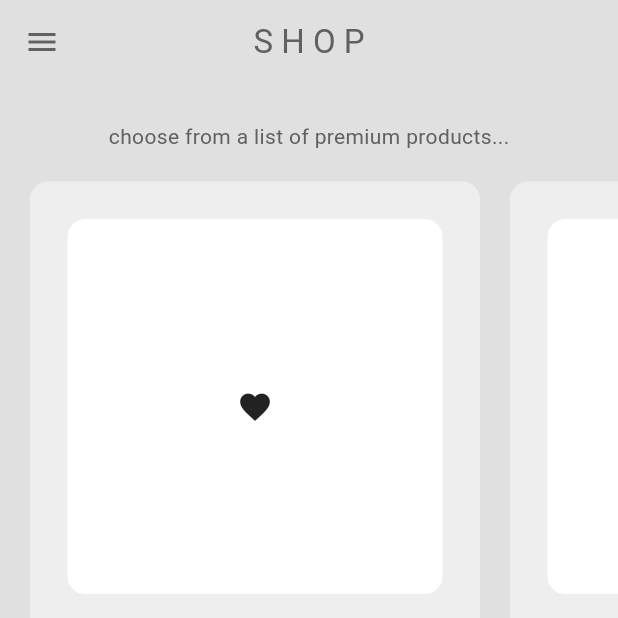
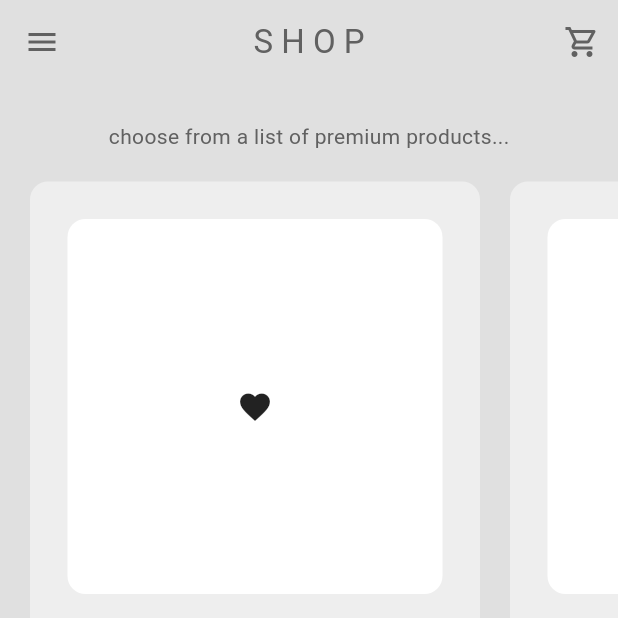
Before and after one commit to RJV-YF/MinimalShop, a Flutter app: the ShopPage screen opened by its route, on a phone screen of 412 x 824 dp, the top half of it. Run offline on Flutter 3.47's test engine with Material 3 defaults, Android fonts, the phone set to English and light mode, and no system bars.

Commit message:
cart button added in appbar

```diff
--- a/lib/pages/shop_page.dart
+++ b/lib/pages/shop_page.dart
@@ -21,6 +21,12 @@ class ShopPage extends StatelessWidget {
         elevation: 0,
         foregroundColor: Theme.of(context).colorScheme.inversePrimary,
         title: const Text('S H O P'),
+        actions: [
+          IconButton(
+            icon: const Icon(Icons.shopping_cart_outlined),
+            onPressed: () => Navigator.pushNamed(context, '/cart_page'),
+          )
+        ],
       ),
       drawer: const MyDrawer(),
       body: ListView(
```
